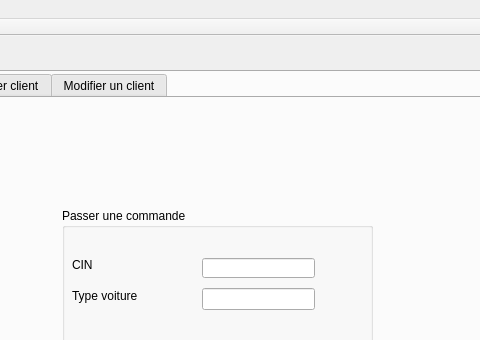
salimrabbaoui/Smart_garage_2A24, file mainwindow.ui: the form before one commit; both pictures show x 362 to 842 and y 0 to 340 of the 1188 by 633 pixel window.
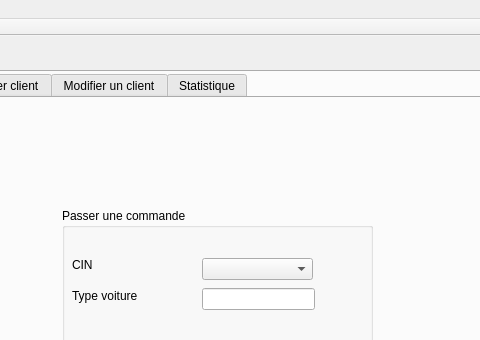
The form after the commit. The open tabs and pages were chosen to show the change. Custom widgets are drawn as their Qt base class.

```diff
--- a/mainwindow.ui
+++ b/mainwindow.ui
@@ -356,16 +356,6 @@
           <string>CIN</string>
          </property>
         </widget>
-        <widget class="QLineEdit" name="le_PC_CIN">
-         <property name="geometry">
-          <rect>
-           <x>140</x>
-           <y>50</y>
-           <width>113</width>
-           <height>20</height>
-          </rect>
-         </property>
-        </widget>
         <widget class="QLabel" name="label_18">
          <property name="geometry">
           <rect>
@@ -402,6 +392,16 @@
           <string>Commander</string>
          </property>
         </widget>
+        <widget class="QComboBox" name="comboBox_CIN">
+         <property name="geometry">
+          <rect>
+           <x>140</x>
+           <y>50</y>
+           <width>111</width>
+           <height>22</height>
+          </rect>
+         </property>
+        </widget>
        </widget>
       </widget>
       <widget class="QWidget" name="tab_6">
@@ -620,6 +620,24 @@
         </property>
        </widget>
       </widget>
+      <widget class="QWidget" name="widget">
+       <attribute name="title">
+        <string>Statistique</string>
+       </attribute>
+       <widget class="QCustomPlot" name="plott" native="true">
+        <property name="geometry">
+         <rect>
+          <x>0</x>
+          <y>0</y>
+          <width>1081</width>
+          <height>471</height>
+         </rect>
+        </property>
+        <property name="styleSheet">
+         <string notr="true">color: rgb(255, 255, 0);</string>
+        </property>
+       </widget>
+      </widget>
      </widget>
     </widget>
    </widget>
@@ -651,6 +669,14 @@
   <widget class="QStatusBar" name="statusBar"/>
  </widget>
  <layoutdefault spacing="6" margin="11"/>
+ <customwidgets>
+  <customwidget>
+   <class>QCustomPlot</class>
+   <extends>QWidget</extends>
+   <header>qcustomplot.h</header>
+   <container>1</container>
+  </customwidget>
+ </customwidgets>
  <resources/>
  <connections/>
 </ui>
```
Left out of the diff: 4 changed lines with no effect on the pictures.
